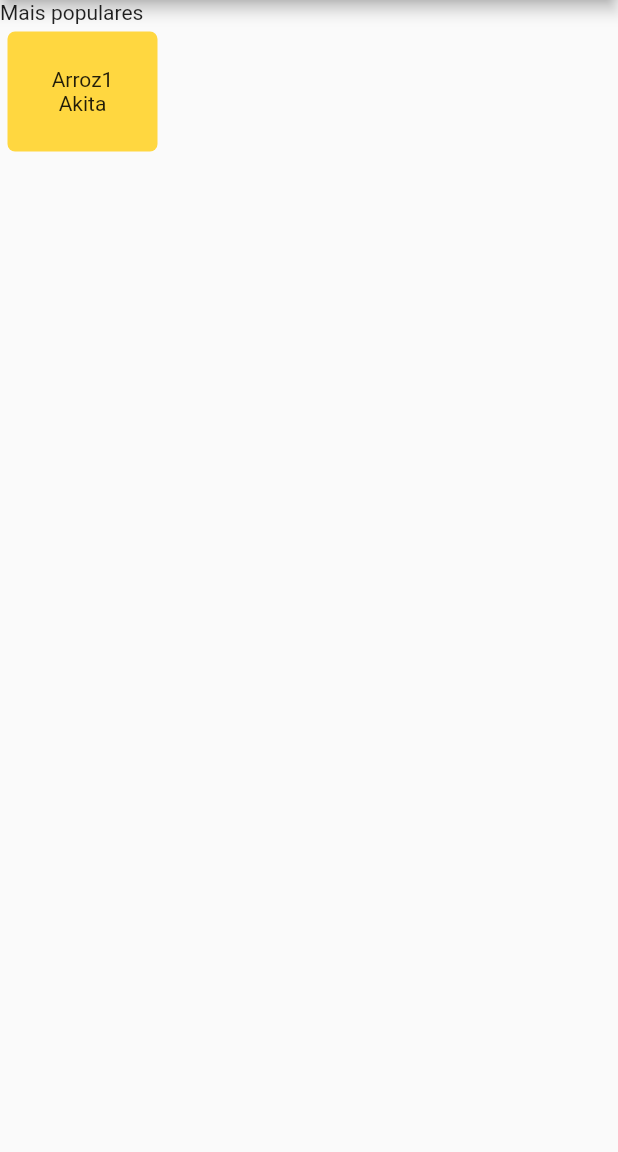
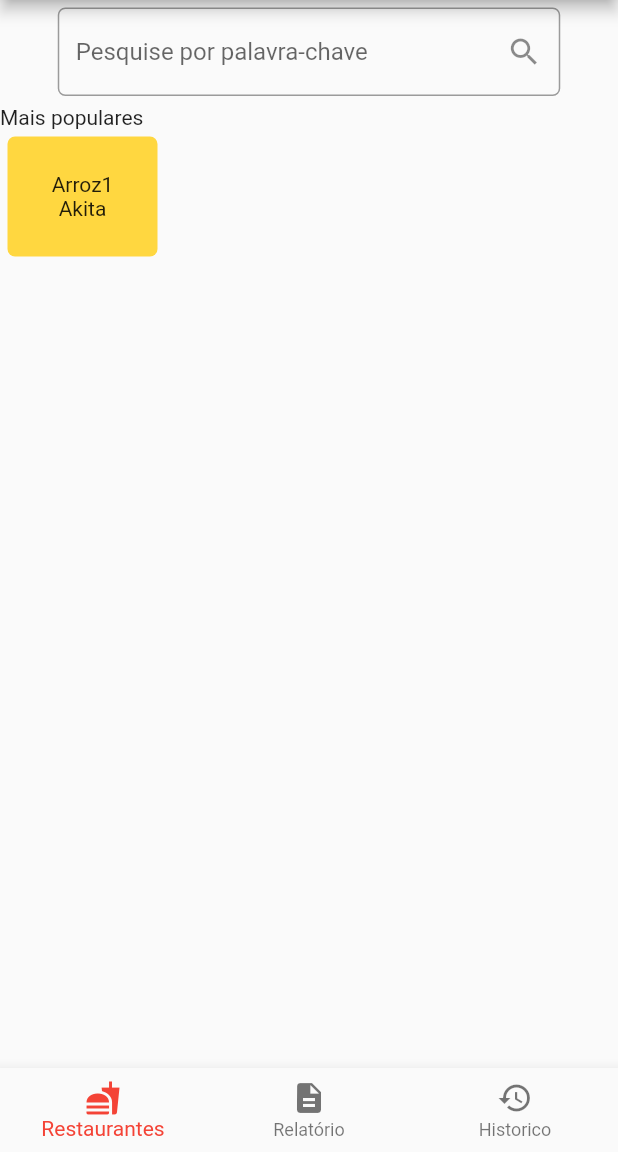
Before and after one commit to znobrega/ifood-flutter, a Flutter app: the screen it shows after launch, after a tap on "Login", on a phone screen of 412 x 824 dp, the part 84-1236 px from its top. Run offline on Flutter 3.47's test engine with Material 2 defaults, Android fonts, the phone set to English and light mode, and no system bars.

Commit message:
adicionada telas telas para clientes

```diff
--- /dev/null
+++ b/lib/src/screens/cliente/home_cliente.dart
@@ -0,0 +1,118 @@
+import 'package:flutter/material.dart';
+import 'package:ifood_app/src/screens/cliente/pesquisa.dart';
+import 'package:ifood_app/src/screens/historico.dart';
+import 'package:ifood_app/src/screens/restaurante/relatorio.dart';
+
+class HomeCliente extends StatefulWidget {
+  HomeCliente({Key key}) : super(key: key);
+
+  @override
+  _HomeClienteState createState() => _HomeClienteState();
+}
+
+class _HomeClienteState extends State<HomeCliente> {
+  int screenIndex = 0;
+
+  @override
+  Widget build(BuildContext context) {
+    return Scaffold(
+      appBar: AppBar(
+        title: Text("Página inicial"),
+      ),
+      body: [body(), Relatorio(), Historico()].elementAt(screenIndex),
+      bottomNavigationBar: BottomNavigationBar(
+        items: <BottomNavigationBarItem>[
+          BottomNavigationBarItem(
+            icon: Icon(Icons.fastfood),
+            title: Text("Restaurantes"),
+          ),
+          BottomNavigationBarItem(
+            icon: Icon(Icons.description),
+            title: Text("Relatório"),
+          ),
+          BottomNavigationBarItem(
+            icon: Icon(Icons.history),
+            title: Text("Historico"),
+          ),
+        ],
+        onTap: onBarTap,
+        currentIndex: screenIndex,
+      ),
+    );
+  }
+
+  void onBarTap(int index) {
+    print(index);
+    setState(() {
+      screenIndex = index;
+    });
+  }
+
+  Widget searchbar() {
+    return Center(
+      child: Padding(
+        padding: const EdgeInsets.symmetric(vertical: 5),
+        child: Container(
+          height: 60,
+          width: 335,
+          child: TextField(
+            onTap: () {
+              print("tap");
+            },
+            obscureText: true,
+            decoration: InputDecoration(
+              suffixIcon: IconButton(
+                icon: Icon(Icons.search),
+                onPressed: () {
+                  print("Pesquisar...");
+                  Navigator.push(context, MaterialPageRoute(builder: (BuildContext context) => Search()));
+                },
+              ),
+              hintText: "Pesquise por palavra-chave",
+              border: OutlineInputBorder(
+                borderRadius: BorderRadius.all(
+                  Radius.circular(5),
+                ),
+              ),
+            ),
+          ),
+        ),
+      ),
+    );
+  }
+
+  Widget body() {
+    return Column(
+      crossAxisAlignment: CrossAxisAlignment.start,
+      children: [
+        searchbar(),
+        Text("Mais populares"),
+        Row(
+          children: <Widget>[
+            Container(
+              margin: EdgeInsets.all(5),
+              width: 100,
+              height: 80,
+              decoration: BoxDecoration(
+                color: Colors.amberAccent,
+                borderRadius: BorderRadius.circular(5),
+              ),
+              child: Column(
+                children: [
+                  Expanded(
+                    child: Container(),
+                  ),
+                  Text("Arroz1"),
+                  Text("Akita"),
+                  Expanded(
+                    child: Container(),
+                  ),
+                ],
+              ),
+            ),
+          ],
+        )
+      ],
+    );
+  }
+}
--- a/lib/src/screens/login.dart
+++ b/lib/src/screens/login.dart
@@ -1,5 +1,6 @@
 import 'package:flutter/material.dart';
-import 'package:ifood_app/src/screens/home_page.dart';
+import 'package:ifood_app/src/screens/cliente/home_cliente.dart';
+import 'package:ifood_app/src/screens/restaurante/home_restaurante.dart';
 import 'package:ifood_app/src/screens/signup.dart';
 
 class Login extends StatelessWidget {
@@ -56,7 +57,7 @@ class Login extends StatelessWidget {
                     Navigator.push(
                         context,
                         MaterialPageRoute(
-                            builder: (BuildContext context) => HomePage()));
+                            builder: (BuildContext context) => HomeCliente()));
                   },
                   color: Color(0xffDF4723),
                   textColor: Colors.white,
@@ -80,13 +81,13 @@ class Login extends StatelessWidget {
               ),
               SizedBox(height: 5),
               Container(
-                height: 50,
+                height: 60,
                 width: 335,
                 child: RaisedButton(
                   onPressed: () {
                     Navigator.push(context, MaterialPageRoute(builder: (BuildContext context) => Signup()));
                   },
-                  color: Color(0xffDF4723),
+                  color: Color(0xffDF4788),
                   textColor: Colors.white,
                   shape: new RoundedRectangleBorder(
                       borderRadius: new BorderRadius.circular(9.0)),
```
Also changed, not shown: lib/src/screens/cliente/pesquisa.dart (added, +80 -0 lines), lib/src/screens/historico.dart (added, +77 -0 lines).
